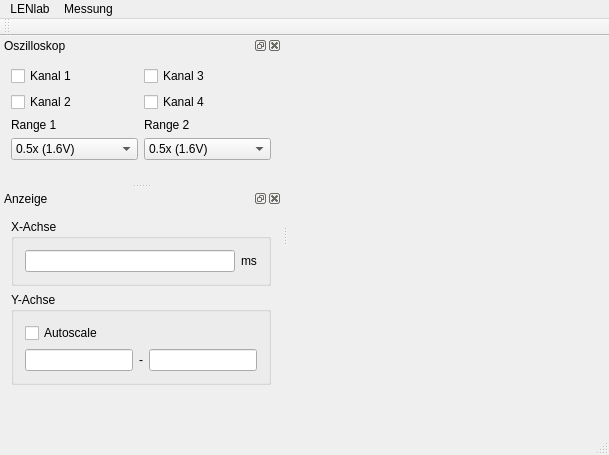
Before: the Qt Designer form qlenlab.ui in flesniak/qlenlab, drawn with Qt 5.
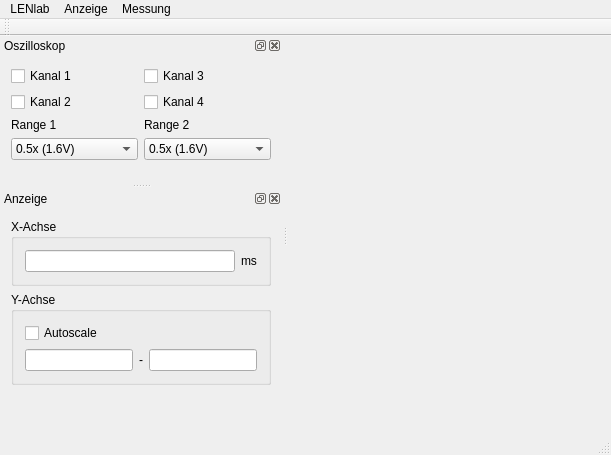
After: the same form once the commit is applied. Icons and pictures are not drawn.

```diff
--- a/qlenlab.ui
+++ b/qlenlab.ui
@@ -6,7 +6,7 @@
    <rect>
     <x>0</x>
     <y>0</y>
-    <width>609</width>
+    <width>611</width>
     <height>455</height>
    </rect>
   </property>
@@ -32,7 +32,7 @@
     <rect>
      <x>0</x>
      <y>0</y>
-     <width>609</width>
+     <width>611</width>
      <height>20</height>
     </rect>
    </property>
@@ -51,8 +51,23 @@
     </property>
     <addaction name="action_start"/>
     <addaction name="action_stop"/>
+    <addaction name="action_debug"/>
+   </widget>
+   <widget class="QMenu" name="menu_interface">
+    <property name="title">
+     <string>Anzeige</string>
+    </property>
+    <widget class="QMenu" name="menu_docks">
+     <property name="title">
+      <string>Docks</string>
+     </property>
+     <addaction name="action_scope"/>
+     <addaction name="action_viewport"/>
+    </widget>
+    <addaction name="menu_docks"/>
    </widget>
    <addaction name="menu_lenlab"/>
+   <addaction name="menu_interface"/>
    <addaction name="menu_measurement"/>
   </widget>
   <widget class="QToolBar" name="mainToolBar">
```
Left out of the diff: 29 changed lines with no effect on the pictures.
